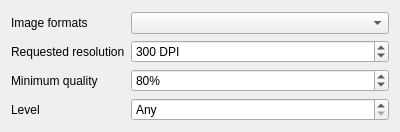
First picture: the form in imagevalwidget.ui, repository Kuszki/K-Tree-Tools, before the edit.
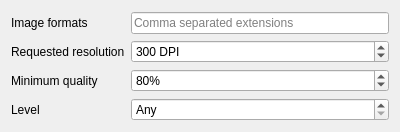
Second picture: the form after the edit. Icons and pictures are not drawn.

The edit to the form file:
```diff
--- a/imagevalwidget.ui
+++ b/imagevalwidget.ui
@@ -40,9 +40,6 @@
      </property>
     </widget>
    </item>
-   <item row="0" column="1">
-    <widget class="QComboBox" name="formatCombo"/>
-   </item>
    <item row="1" column="0">
     <widget class="QLabel" name="dpiLabel">
      <property name="text">
@@ -121,6 +118,13 @@
      </property>
     </widget>
    </item>
+   <item row="0" column="1">
+    <widget class="QLineEdit" name="extEdit">
+     <property name="placeholderText">
+      <string>Comma separated extensions</string>
+     </property>
+    </widget>
+   </item>
   </layout>
  </widget>
  <tabstops>
```
Left out of the diff: 6 changed lines with no effect on the pictures.
